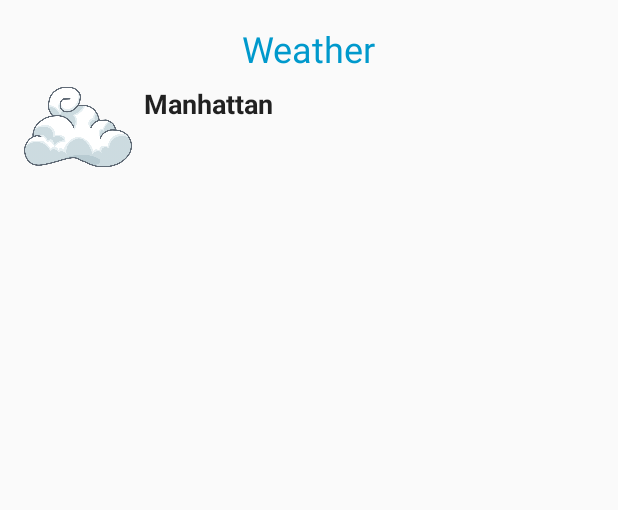
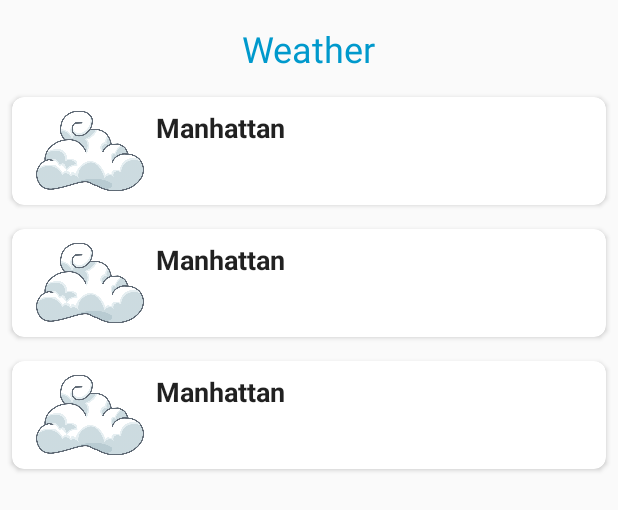
Before and after one commit to LostAztecian/WeatherApp, an Android app: the layout fragment_city_weather.xml on its own in the app's theme, with its tools: preview values and no code run, on a phone screen of 412 x 824 dp. Shown: the top 510 px of the screen. Run offline under Robolectric (Android 15) with nearby library versions, the phone set to English and light mode, and no system bars.

Commit message:
Added RecyclingView with cards.

```diff
--- a/app/build.gradle
+++ b/app/build.gradle
@@ -22,8 +22,12 @@ dependencies {
     implementation fileTree(dir: 'libs', include: ['*.jar'])
     implementation 'com.android.support:appcompat-v7:28.0.0-alpha1'
     implementation 'com.android.support.constraint:constraint-layout:1.1.0'
+    implementation 'com.android.support:recyclerview-v7:+28.0.0-alpha1'
+    implementation 'com.android.support:cardview-v7:28.0.0-alpha1'
     implementation 'com.android.support:design:28.0.0-alpha1'
     testImplementation 'junit:junit:4.12'
     androidTestImplementation 'com.android.support.test:runner:1.0.2'
     androidTestImplementation 'com.android.support.test.espresso:espresso-core:3.0.2'
+    compileOnly 'org.projectlombok:lombok:1.18.4'
+    annotationProcessor 'org.projectlombok:lombok:1.18.4'
 }
--- /dev/null
+++ b/app/src/main/res/layout/card_weather.xml
@@ -0,0 +1,56 @@
+<?xml version="1.0" encoding="utf-8"?>
+<android.support.v7.widget.CardView
+    android:id="@+id/card_weather"
+    android:layout_width="match_parent"
+    android:layout_height="wrap_content"
+    android:layout_gravity="center"
+    android:elevation="4dp"
+    android:layout_margin="8dp"
+    card_view:cardCornerRadius="8dp"
+    xmlns:app="http://schemas.android.com/apk/res-auto"
+    xmlns:card_view="http://schemas.android.com/apk/res-auto"
+    xmlns:tools="http://schemas.android.com/tools"
+    xmlns:android="http://schemas.android.com/apk/res/android">
+
+        <android.support.constraint.ConstraintLayout
+            android:layout_width="match_parent"
+            android:layout_height="wrap_content">
+
+            <ImageView
+                android:id="@+id/image_weather"
+                style="@style/StyleWeatherImage"
+                app:layout_constraintStart_toStartOf="parent"
+                app:layout_constraintTop_toTopOf="parent"
+                app:srcCompat="@drawable/cloudy" />
+
+            <TextView
+                android:id="@+id/main_text_city_name"
+                android:textAppearance="@style/TextAppearance.AppCompat"
+                android:layout_width="wrap_content"
+                android:layout_height="0dp"
+                android:layout_marginStart="8dp"
+                android:layout_marginLeft="8dp"
+                android:layout_marginTop="8dp"
+                tools:text="Manhattan"
+                android:textSize="18sp"
+                android:textStyle="bold"
+                app:layout_constraintStart_toEndOf="@+id/image_weather"
+                app:layout_constraintTop_toTopOf="@+id/image_weather" />
+
+            <TextView
+                android:id="@+id/main_text_city_weather"
+                android:layout_width="wrap_content"
+                android:layout_height="wrap_content"
+                android:layout_marginStart="8dp"
+                android:layout_marginLeft="8dp"
+                android:layout_marginTop="8dp"
+                android:layout_marginBottom="8dp"
+                tools:text="          "
+                android:textStyle="italic"
+                app:layout_constraintBottom_toBottomOf="@+id/image_weather"
+                app:layout_constraintStart_toEndOf="@+id/image_weather"
+                app:layout_constraintTop_toBottomOf="@+id/main_text_city_name" />
+        </android.support.constraint.ConstraintLayout>
+
+
+    </android.support.v7.widget.CardView>
--- a/app/src/main/res/layout/fragment_city_weather.xml
+++ b/app/src/main/res/layout/fragment_city_weather.xml
@@ -15,39 +15,17 @@
         app:layout_constraintRight_toRightOf="parent"
         app:layout_constraintTop_toTopOf="parent" />
 
-    <ImageView
-        android:id="@+id/image_weather"
-        style="@style/StyleWeatherImage"
-        app:layout_constraintStart_toStartOf="parent"
-        app:layout_constraintTop_toBottomOf="@+id/main_title"
-        app:srcCompat="@drawable/cloudy" />
+    <android.support.v7.widget.RecyclerView
+        android:id="@+id/recycler_view"
+        android:layout_width="match_parent"
+        android:layout_height="wrap_content"
+        android:layout_marginTop="8dp"
+        android:scrollbars="vertical"
+        app:layout_constraintHorizontal_bias="1.0"
+        app:layout_constraintLeft_toLeftOf="parent"
+        app:layout_constraintRight_toRightOf="parent"
+        app:layout_constraintTop_toBottomOf="@id/main_title"
+        tools:listitem="@layout/card_weather" />
 
-    <TextView
-        android:id="@+id/main_text_city_name"
-        android:textAppearance="@style/TextAppearance.AppCompat"
-        android:layout_width="wrap_content"
-        android:layout_height="0dp"
-        android:layout_marginStart="8dp"
-        android:layout_marginLeft="8dp"
-        android:layout_marginTop="8dp"
-        tools:text="Manhattan"
-        android:textSize="18sp"
-        android:textStyle="bold"
-        app:layout_constraintStart_toEndOf="@+id/image_weather"
-        app:layout_constraintTop_toBottomOf="@+id/main_title" />
-
-    <TextView
-        android:id="@+id/main_text_city_weather"
-        android:layout_width="wrap_content"
-        android:layout_height="wrap_content"
-        android:layout_marginStart="8dp"
-        android:layout_marginLeft="8dp"
-        android:layout_marginTop="8dp"
-        android:layout_marginBottom="8dp"
-        tools:text="          "
-        android:textStyle="italic"
-        app:layout_constraintBottom_toBottomOf="@+id/image_weather"
-        app:layout_constraintStart_toEndOf="@+id/image_weather"
-        app:layout_constraintTop_toBottomOf="@+id/main_text_city_name" />
 
 </android.support.constraint.ConstraintLayout>
--- a/build.gradle
+++ b/build.gradle
@@ -8,7 +8,6 @@ buildscript {
     }
     dependencies {
         classpath 'com.android.tools.build:gradle:3.2.1'
-
 
         // NOTE: Do not place your application dependencies here; they belong
         // in the individual module build.gradle files
```
Also changed, not shown: app/src/main/java/ru/stoliarenkoas/weatherapp/CityWeatherActivity.java (+4 -11 lines), app/src/main/java/ru/stoliarenkoas/weatherapp/MainActivity.java (+32 -9 lines), app/src/main/java/ru/stoliarenkoas/weatherapp/WeatherCard.java (added, +11 -0 lines), app/src/main/java/ru/stoliarenkoas/weatherapp/WeatherCardAdapter.java (added, +75 -0 lines).
